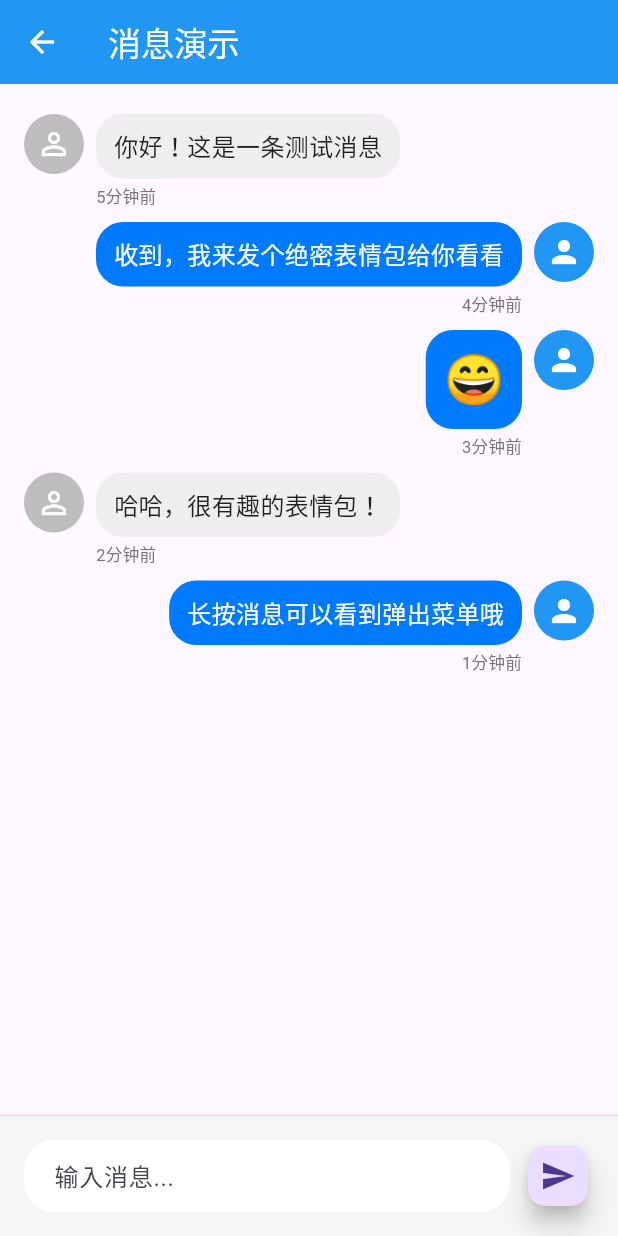
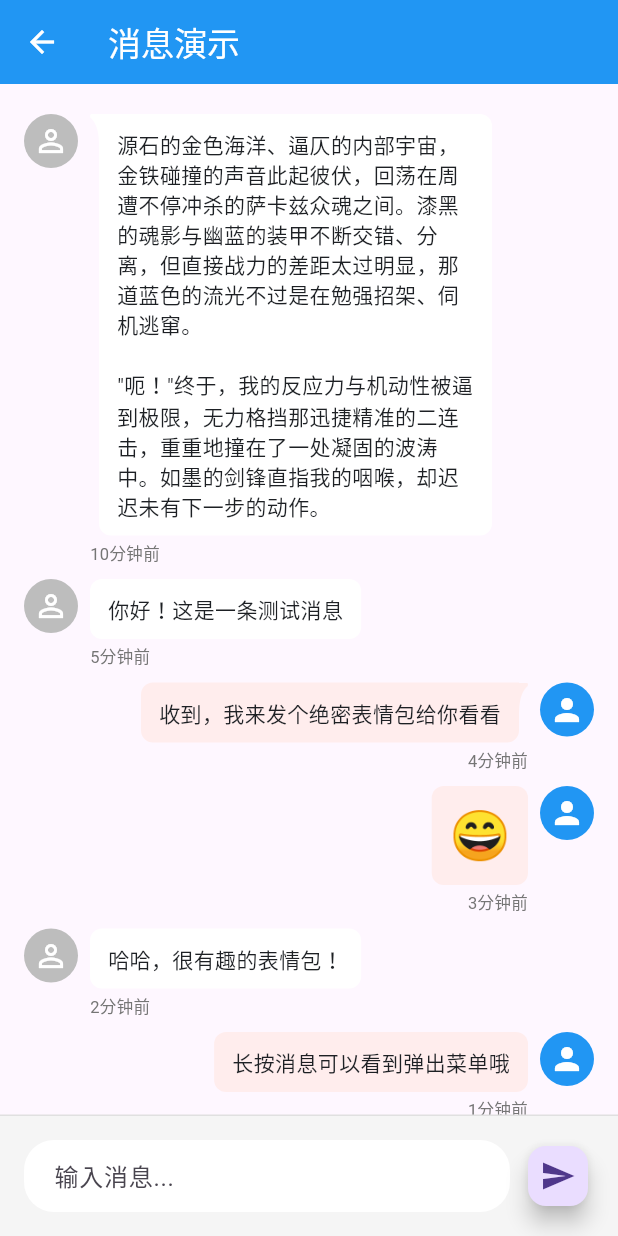
Before and after one commit to Nicholas86/visibility_detector_flutter, a Flutter app: the screen it shows after launch, after a tap on "消息演示", on a phone screen of 412 x 824 dp. Run offline on Flutter 3.47's test engine with Material 3 defaults, Android fonts, the phone set to English and light mode, and no system bars; our stand-ins replace faker, video_player, waterfall_flow; missing offline and left inert: scrollview_observer.

Commit message:
消息文本

```diff
--- a/example/lib/features/chat_popup_menu_demo/message_demo_page.dart
+++ b/example/lib/features/chat_popup_menu_demo/message_demo_page.dart
@@ -24,38 +24,51 @@
     _messages.addAll([
       MessageData(
         id: '1',
+        content: '源石的金色海洋、逼仄的内部宇宙，金铁碰撞的声音此起彼伏，回荡在周遭不停冲杀的萨卡兹众魂之间。漆黑的魂影与幽蓝的装甲不断交错、分离，但直接战力的差距太过明显，那道蓝色的流光不过是在勉强招架、伺机逃窜。\n\n"呃！"终于，我的反应力与机动性被逼到极限，无力格挡那迅捷精准的二连击，重重地撞在了一处凝固的波涛中。如墨的剑锋直指我的咽喉，却迟迟未有下一步的动作。',
+        type: MessageType.text,
+        timestamp: now.subtract(const Duration(minutes: 10)),
+        isFromMe: false,
+        isFirstMessage: true, // 对方的第一条消息
+      ),
+      MessageData(
+        id: '2',
         content: '你好！这是一条测试消息',
         type: MessageType.text,
         timestamp: now.subtract(const Duration(minutes: 5)),
         isFromMe: false,
+        isFirstMessage: false, // 对方的后续消息
       ),
       MessageData(
-        id: '2',
+        id: '3',
         content: '收到，我来发个绝密表情包给你看看',
         type: MessageType.text,
         timestamp: now.subtract(const Duration(minutes: 4)),
         isFromMe: true,
+        isFirstMessage: true, // 我的第一条消息
       ),
       MessageData(
-        id: '3',
+        id: '4',
         content: '😄',
         type: MessageType.emoji,
         timestamp: now.subtract(const Duration(minutes: 3)),
         isFromMe: true,
+        isFirstMessage: false, // 我的后续消息
       ),
       MessageData(
-        id: '4',
+        id: '5',
         content: '哈哈，很有趣的表情包！',
         type: MessageType.text,
         timestamp: now.subtract(const Duration(minutes: 2)),
         isFromMe: false,
+        isFirstMessage: false, // 对方的后续消息
       ),
       MessageData(
-        id: '5',
+        id: '6',
         content: '长按消息可以看到弹出菜单哦',
         type: MessageType.text,
         timestamp: now.subtract(const Duration(minutes: 1)),
         isFromMe: true,
+        isFirstMessage: false, // 我的后续消息
       ),
     ]);
   }
@@ -139,6 +152,9 @@
   void _sendMessage(String content) {
     if (content.trim().isEmpty) return;
 
+    // 判断是否为我发送的第一条消息
+    bool isMyFirstMessage = !_messages.any((msg) => msg.isFromMe);
+
     setState(() {
       _messages.add(
         MessageData(
@@ -147,6 +163,7 @@
           type: MessageType.text,
           timestamp: DateTime.now(),
           isFromMe: true,
+          isFirstMessage: isMyFirstMessage, // 动态判断是否为第一条消息
         ),
       );
     });
--- a/example/lib/features/chat_popup_menu_demo/message_widget.dart
+++ b/example/lib/features/chat_popup_menu_demo/message_widget.dart
@@ -15,6 +15,7 @@
   final MessageType type;
   final DateTime timestamp;
   final bool isFromMe;
+  final bool isFirstMessage; // 标识是否为第一条消息
 
   MessageData({
     required this.id,
@@ -22,6 +23,7 @@
     required this.type,
     required this.timestamp,
     required this.isFromMe,
+    this.isFirstMessage = false, // 默认不是第一条消息
   });
 }
 
@@ -69,20 +71,51 @@
             child: Column(
               crossAxisAlignment: widget.message.isFromMe ? CrossAxisAlignment.end : CrossAxisAlignment.start,
               children: [
+                // 消息气泡和第一条消息标识
+                Row(
+                  mainAxisSize: MainAxisSize.min,
+                  crossAxisAlignment: CrossAxisAlignment.start,
+                  children: [
+                    // 对方发送的第一条消息的图片标识（左边）
+                    if (widget.message.isFirstMessage && !widget.message.isFromMe) ...[
+                      Container(
+                        width: 6,
+                        height: 21,
+                        child: Image.asset(
+                          'assets/images/message_top_white.png',
+                          fit: BoxFit.contain,
+                        ),
+                      ),
+                    ],
+
                     // 消息气泡
                     GestureDetector(
                       key: _messageKey,
                       onLongPress: _showMenu,
                       child: Container(
-                    // constraints: BoxConstraints(
-                    //   maxWidth: MediaQuery.of(context).size.width * 0.7,
-                    // ),
-                    // margin: EdgeInsets.only(
-                    //   left: widget.message.isFromMe ? 60 : 0,
-                    //   right: widget.message.isFromMe ? 0 : 60,
-                    // ),
-                    child: _buildMessageBubble(),
+                        constraints: const BoxConstraints(
+                          maxWidth: 262,
                         ),
+                        child: Container(
+                          padding: const EdgeInsets.symmetric(horizontal: 12, vertical: 10),
+                          decoration: _buildMessageDecoration(),
+                          child: _buildMessageContent(),
+                        ),
+                      ),
+                    ),
+
+                    // 我发送的第一条消息的图片标识（右边）
+                    if (widget.message.isFirstMessage && widget.message.isFromMe) ...[
+                      Container(
+                        width: 6,
+                        height: 21,
+                        child: Image.asset(
+                          'assets/images/message_top_red.png',
+                          fit: BoxFit.contain,
+                        ),
+                      ),
+                    ],
+                  ],
                 ),
 
                 // 弹出菜单
@@ -113,32 +146,54 @@
     );
   }
 
+  /// 构建消息装饰
+  BoxDecoration _buildMessageDecoration() {
+    BorderRadius borderRadius;
+
+    if (widget.message.isFirstMessage) {
+      // 第一条消息的圆角处理
+      if (widget.message.isFromMe) {
+        // 我发送的第一条消息：右上角不要圆角
+        borderRadius = const BorderRadius.only(
+          topLeft: Radius.circular(8),
+          topRight: Radius.circular(0),
+          bottomLeft: Radius.circular(8),
+          bottomRight: Radius.circular(8),
+        );
+      } else {
+        // 对方发送的第一条消息：左上角不要圆角
+        borderRadius = const BorderRadius.only(
+          topLeft: Radius.circular(0),
+          topRight: Radius.circular(8),
+          bottomLeft: Radius.circular(8),
+          bottomRight: Radius.circular(8),
+        );
+      }
+    } else {
+      // 其他情况：所有圆角都是8
+      borderRadius = BorderRadius.circular(8);
+    }
+
+    return BoxDecoration(
+      color: widget.message.isFromMe ? const Color(0xFFFFEDED) : const Color(0xFFFFFFFF),
+      borderRadius: borderRadius,
+    );
+  }
+
   /// 构建头像
   Widget _buildAvatar() {
     return Container(
-      width: 40,
-      height: 40,
+      width: 36,
+      height: 36,
       decoration: BoxDecoration(
         color: widget.message.isFromMe ? Colors.blue : Colors.grey[400],
-        borderRadius: BorderRadius.circular(20),
+        borderRadius: BorderRadius.circular(18),
       ),
       child: Icon(
         widget.message.isFromMe ? Icons.person : Icons.person_outline,
         color: Colors.white,
         size: 24,
       ),
-    );
-  }
-
-  /// 构建消息气泡
-  Widget _buildMessageBubble() {
-    return Container(
-      padding: const EdgeInsets.symmetric(horizontal: 12, vertical: 10),
-      decoration: BoxDecoration(
-        color: widget.message.isFromMe ? const Color(0xFF007AFF) : Colors.grey[200],
-        borderRadius: BorderRadius.circular(18),
-      ),
-      child: _buildMessageContent(),
     );
   }
 
@@ -149,8 +204,9 @@
         return Text(
           widget.message.content,
           style: TextStyle(
-            fontSize: 16,
-            color: widget.message.isFromMe ? Colors.white : Colors.black87,
+            fontSize: 14,
+            fontWeight: FontWeight.w400,
+            color: Color(0xff1D2024),
           ),
         );
       case MessageType.emoji:
--- a/example/lib/main.dart
+++ b/example/lib/main.dart
@@ -110,7 +110,7 @@
               context,
               title: '聊天弹出菜单',
               description: '基于 CustomPainter 实现的带圆头箭头的聊天弹出菜单组件',
-              icon: Icons.chat_bubble_outline,
+              icon: Icons.widgets,
               onTap: () {
                 Navigator.push(
                   context,
@@ -215,7 +215,7 @@
               context,
               title: 'BubbleText 气泡文本',
               description: '基于自定义 RenderObject 实现的高性能气泡文本组件',
-              icon: Icons.chat_bubble_outline,
+              icon: Icons.widgets,
               onTap: () {
                 Navigator.push(
                   context,
```
Also changed, not shown: example/assets/images/message_top_red.png (added), example/assets/images/message_top_white.png (added). Lines whose indentation alone changed are shown as unchanged.
